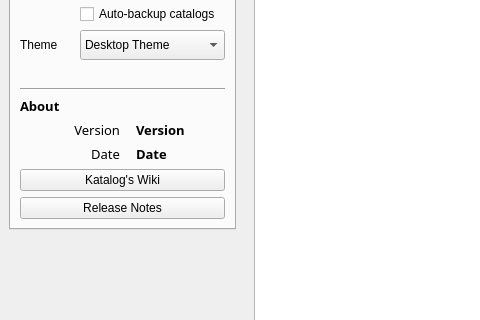
Above: mainwindow.ui from StephaneCouturier/Katalog before the change; both pictures show x 0 to 480 and y 334 to 654 of the 1533 by 774 pixel window. Below: the same form after it.
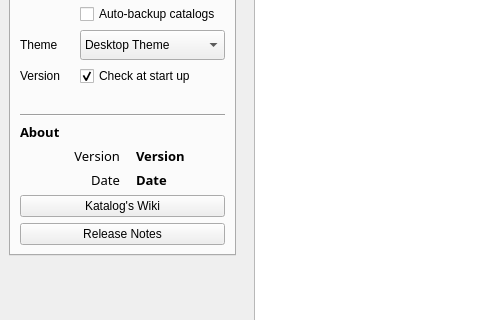
That is the form after the change. The open tabs and pages were chosen to show the change. Icons and pictures are not drawn. Custom widgets are drawn as their Qt base class.

Patch:
```diff
--- a/mainwindow.ui
+++ b/mainwindow.ui
@@ -3594,24 +3594,6 @@
              </item>
              <item>
               <layout class="QGridLayout" name="gridLayout_13">
-               <item row="1" column="1">
-                <widget class="QLabel" name="Settings_label_DateTitle">
-                 <property name="font">
-                  <font>
-                   <family>Noto Sans</family>
-                   <pointsize>10</pointsize>
-                   <weight>50</weight>
-                   <bold>false</bold>
-                  </font>
-                 </property>
-                 <property name="text">
-                  <string>Date</string>
-                 </property>
-                 <property name="alignment">
-                  <set>Qt::AlignRight|Qt::AlignTrailing|Qt::AlignVCenter</set>
-                 </property>
-                </widget>
-               </item>
                <item row="0" column="1">
                 <widget class="QLabel" name="Settings_label_VersionTitle">
                  <property name="font">
@@ -3630,6 +3612,27 @@
                  </property>
                 </widget>
                </item>
+               <item row="2" column="2">
+                <widget class="QLabel" name="Settings_label_DateValue">
+                 <property name="font">
+                  <font>
+                   <family>Noto Sans</family>
+                   <pointsize>10</pointsize>
+                   <weight>75</weight>
+                   <bold>true</bold>
+                  </font>
+                 </property>
+                 <property name="text">
+                  <string>Date</string>
+                 </property>
+                 <property name="alignment">
+                  <set>Qt::AlignLeading|Qt::AlignLeft|Qt::AlignVCenter</set>
+                 </property>
+                 <property name="indent">
+                  <number>10</number>
+                 </property>
+                </widget>
+               </item>
                <item row="0" column="2">
                 <widget class="QLabel" name="Settings_label_VersionValue">
                  <property name="font">
@@ -3651,24 +3654,21 @@
                  </property>
                 </widget>
                </item>
-               <item row="1" column="2">
-                <widget class="QLabel" name="Settings_label_DateValue">
+               <item row="2" column="1">
+                <widget class="QLabel" name="Settings_label_DateTitle">
                  <property name="font">
                   <font>
                    <family>Noto Sans</family>
                    <pointsize>10</pointsize>
-                   <weight>75</weight>
-                   <bold>true</bold>
+                   <weight>50</weight>
+                   <bold>false</bold>
                   </font>
                  </property>
                  <property name="text">
                   <string>Date</string>
                  </property>
                  <property name="alignment">
-                  <set>Qt::AlignLeading|Qt::AlignLeft|Qt::AlignVCenter</set>
-                 </property>
-                 <property name="indent">
-                  <number>10</number>
+                  <set>Qt::AlignRight|Qt::AlignTrailing|Qt::AlignVCenter</set>
                  </property>
                 </widget>
                </item>
@@ -3811,6 +3811,32 @@
                  </property>
                 </widget>
                </item>
+               <item row="4" column="0">
+                <widget class="QLabel" name="Settings_label_CheckVersion">
+                 <property name="font">
+                  <font>
+                   <weight>50</weight>
+                   <bold>false</bold>
+                  </font>
+                 </property>
+                 <property name="text">
+                  <string>Version</string>
+                 </property>
+                </widget>
+               </item>
+               <item row="4" column="1">
+                <widget class="QCheckBox" name="Settings_checkBox_CheckVersion">
+                 <property name="toolTip">
+                  <string>Keep records of files and size for Statistics</string>
+                 </property>
+                 <property name="text">
+                  <string>Check at start up</string>
+                 </property>
+                 <property name="checked">
+                  <bool>true</bool>
+                 </property>
+                </widget>
+               </item>
               </layout>
              </item>
              <item row="1" column="1">
```
Left out of the diff: 90 changed lines with no effect on the pictures.
